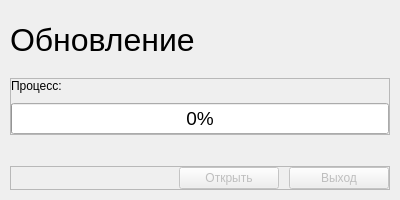
Qt form ui/app_ui.ui (odcji/PN-Updater) before a commit.
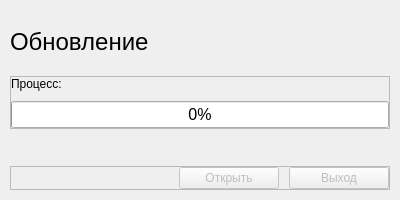
The same form after that commit.

Commit message: fix: update UI components and app integration

Patch:
```diff
--- a/ui/app_ui.ui
+++ b/ui/app_ui.ui
@@ -16,12 +16,6 @@
     <height>200</height>
    </size>
   </property>
-  <property name="maximumSize">
-   <size>
-    <width>400</width>
-    <height>200</height>
-   </size>
-  </property>
   <property name="windowTitle">
    <string>MainWindow</string>
   </property>
@@ -62,7 +56,7 @@
      <widget class="QLabel" name="update_label">
       <property name="font">
        <font>
-        <pointsize>24</pointsize>
+        <pointsize>18</pointsize>
        </font>
       </property>
       <property name="text">
@@ -111,7 +105,7 @@
          </property>
          <property name="font">
           <font>
-           <pointsize>14</pointsize>
+           <pointsize>12</pointsize>
           </font>
          </property>
          <property name="value">
```
The commit also changes 2 other files.
